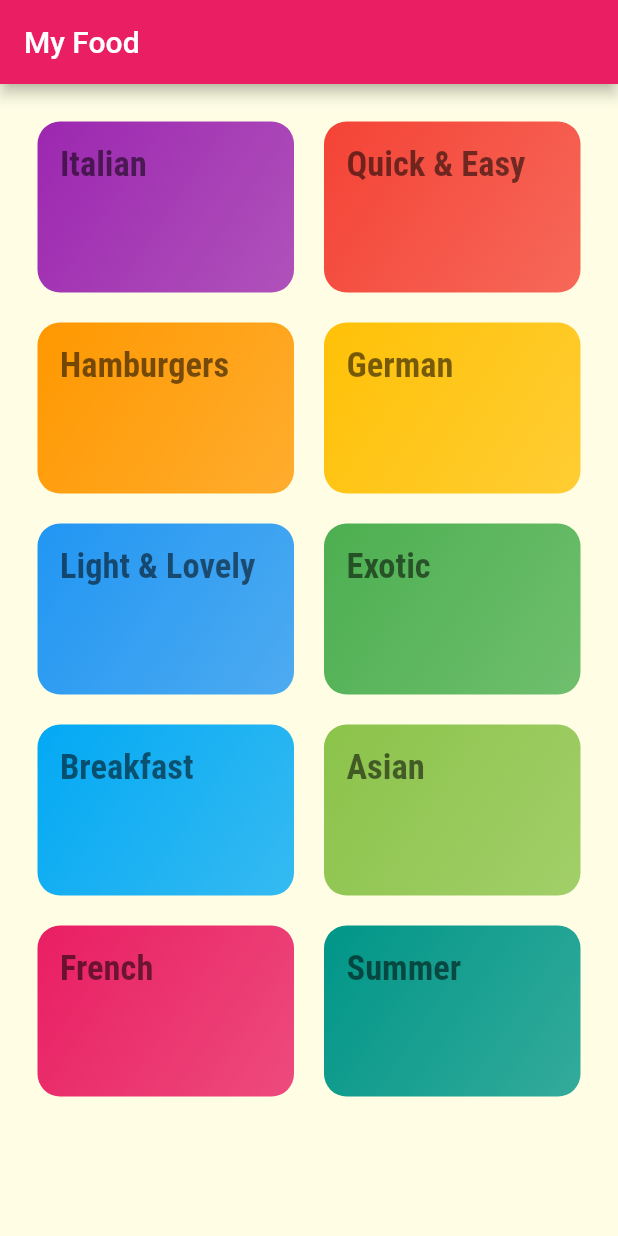
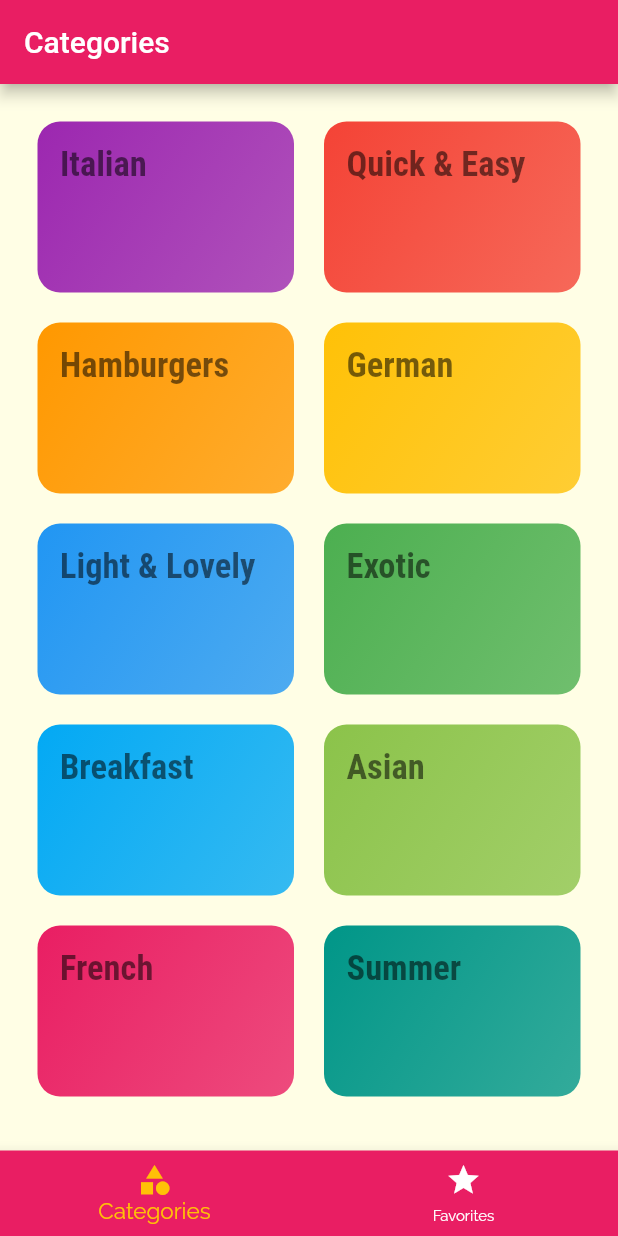
Before and after one commit to amjadhck/my_food, a Flutter app: the screen it shows after launch, on a phone screen of 412 x 824 dp. Run offline on Flutter 3.47's test engine with Material 2 defaults, Android fonts, the phone set to English and light mode, and no system bars.

Commit message:
bottom tab bar added experiment with theme

```diff
--- a/lib/main.dart
+++ b/lib/main.dart
@@ -4,6 +4,7 @@ import 'package:flutter/material.dart';
 import 'package:my_food/screens/categories_screen.dart';
 import 'package:my_food/screens/category_meals.dart';
 import 'package:my_food/screens/meal_details.dart';
+import 'package:my_food/screens/tabs_screen.dart';
 
 void main() {
   runApp(const MyApp());
@@ -17,15 +18,21 @@ class MyApp extends StatelessWidget {
     return MaterialApp(
       title: 'My Food',
       theme: ThemeData(
-        colorScheme: ColorScheme.fromSwatch().copyWith(
-          primary: Colors.pink,
-          secondary: Colors.blue,
-        ),
+        //colorScheme: ColorScheme.fromSwatch().copyWith(secondary: Colors.black),
+        primaryColor: Colors.pink,
+        primarySwatch: Colors.pink,
+
+        //secondary: Colors.black,
+        //background: Colors.pink.shade500,
+        //onPrimary: Colors.red,
+        //onSecondary: Colors.amber,
+        //onBackground: Colors.blueGrey,
         canvasColor: const Color.fromRGBO(255, 254, 229, 1),
         fontFamily: 'Raleway',
         textTheme: ThemeData.light().textTheme.copyWith(
               bodyText1: const TextStyle(
-                color: Color.fromRGBO(20, 51, 51, 1),
+                color: Colors.white,
+                // color: Color.fromRGBO(20, 51, 51, 1),
               ),
               bodyText2: const TextStyle(
                 color: Color.fromRGBO(20, 51, 51, 1),
@@ -39,10 +46,38 @@ class MyApp extends StatelessWidget {
       ),
       //home: CategoriesScreen(),
       routes: {
-        '/': (context) => CategoriesScreen(),
+        '/': (context) => const TabsScreen(),
         CategoryMealsScreen.id: (context) => CategoryMealsScreen(),
         MealDetailScreen.id: (context) => MealDetailScreen(),
       },
     );
   }
 }
+
+      // theme: ThemeData(
+      //   colorScheme:
+      //       ColorScheme.fromSwatch().copyWith(
+      //     primary: Colors.pink,
+      //     secondary: Colors.black,
+      //     background: Colors.pink.shade500,
+      //     //onPrimary: Colors.red,
+      //     onSecondary: Colors.amber,
+      //     onBackground: Colors.blueGrey,
+      //   ),
+      //   canvasColor: const Color.fromRGBO(255, 254, 229, 1),
+      //   fontFamily: 'Raleway',
+      //   textTheme: ThemeData.light().textTheme.copyWith(
+      //         bodyText1: const TextStyle(
+      //           color: Colors.white,
+      //           // color: Color.fromRGBO(20, 51, 51, 1),
+      //         ),
+      //         bodyText2: const TextStyle(
+      //           color: Color.fromRGBO(20, 51, 51, 1),
+      //         ),
+      //         caption: const TextStyle(
+      //           fontSize: 23,
+      //           fontFamily: 'RobotoCondensed',
+      //           fontWeight: FontWeight.bold,
+      //         ),
+      //       ),
+      // ),
--- a/lib/screens/categories_screen.dart
+++ b/lib/screens/categories_screen.dart
@@ -5,11 +5,7 @@ import 'package:my_food/widgets/category_item.dart';
 class CategoriesScreen extends StatelessWidget {
   @override
   Widget build(BuildContext context) {
-    return Scaffold(
-      appBar: AppBar(
-        title: const Text("My Food"),
-      ),
-      body: GridView(
+    return GridView(
       padding: const EdgeInsets.all(25),
       gridDelegate: const SliverGridDelegateWithMaxCrossAxisExtent(
         maxCrossAxisExtent: 200,
@@ -24,7 +20,6 @@ class CategoriesScreen extends StatelessWidget {
                 catData.color,
               ))
           .toList(),
-      ),
     );
   }
 }
--- /dev/null
+++ b/lib/screens/favorites_screen.dart
@@ -0,0 +1,12 @@
+import 'package:flutter/material.dart';
+
+class FavoriteScree extends StatelessWidget {
+  const FavoriteScree({Key? key}) : super(key: key);
+
+  @override
+  Widget build(BuildContext context) {
+    return const Center(
+      child: Text("Test"),
+    );
+  }
+}
--- /dev/null
+++ b/lib/screens/tabs_screen.dart
@@ -0,0 +1,67 @@
+// ignore_for_file: prefer_const_literals_to_create_immutables, prefer_const_constructors, prefer_final_fields, unused_field
+
+import 'package:flutter/material.dart';
+import 'package:my_food/screens/categories_screen.dart';
+import 'package:my_food/screens/favorites_screen.dart';
+
+class TabsScreen extends StatefulWidget {
+  const TabsScreen({Key? key}) : super(key: key);
+
+  @override
+  _TabsScreenState createState() => _TabsScreenState();
+}
+
+class _TabsScreenState extends State<TabsScreen> {
+  final List<Map<String, dynamic>> _pages = [
+    {'page': CategoriesScreen(), 'title': 'Categories'},
+    {'page': FavoriteScree(), 'title': 'Your Favorites'},
+  ];
+
+  int _selectedPageIndex = 0;
+
+  void _selectPage(int index) {
+    setState(() {
+      _selectedPageIndex = index;
+    });
+  }
+
+  @override
+  Widget build(BuildContext context) {
+    return Scaffold(
+      appBar: AppBar(
+        title: Text(_pages[_selectedPageIndex]['title']),
+      ),
+      body: _pages[_selectedPageIndex]['page'],
+      bottomNavigationBar: BottomNavigationBar(
+        onTap: _selectPage,
+        backgroundColor: Theme.of(context).primaryColor,
+        unselectedItemColor: Colors.white,
+        selectedItemColor: Colors.amber,
+        currentIndex: _selectedPageIndex,
+        //type: BottomNavigationBarType.shifting,
+        mouseCursor: MouseCursor.defer,
+        selectedFontSize: 15,
+        unselectedFontSize: 10,
+        showUnselectedLabels: true,
+        landscapeLayout: BottomNavigationBarLandscapeLayout.linear,
+        items: [
+          BottomNavigationBarItem(
+            //backgroundColor: Theme.of(context).primaryColorDark,
+            icon: const Icon(
+              Icons.category,
+              //color: Colors.white,
+            ),
+            label: "Categories",
+          ),
+          BottomNavigationBarItem(
+            //backgroundColor: Theme.of(context).primaryColorDark,
+            icon: const Icon(
+              Icons.star,
+            ),
+            label: "Favorites",
+          ),
+        ],
+      ),
+    );
+  }
+}
```
Lines whose indentation alone changed are shown as unchanged.
